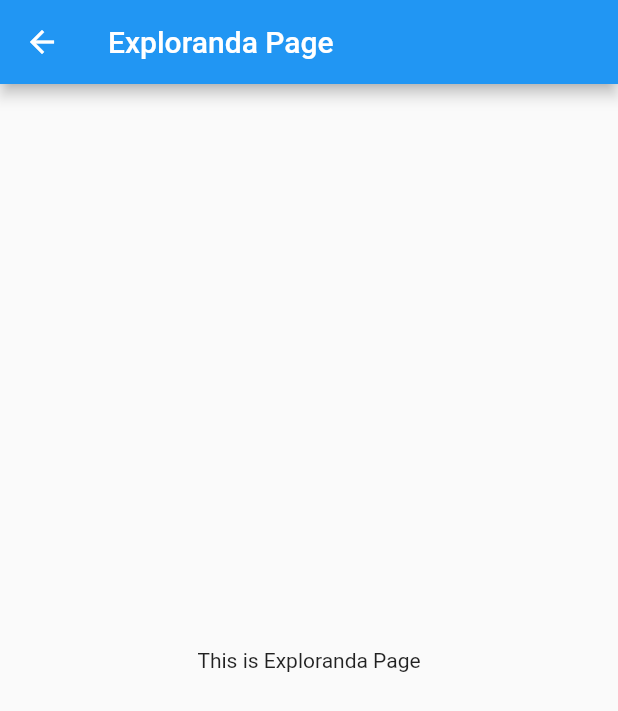
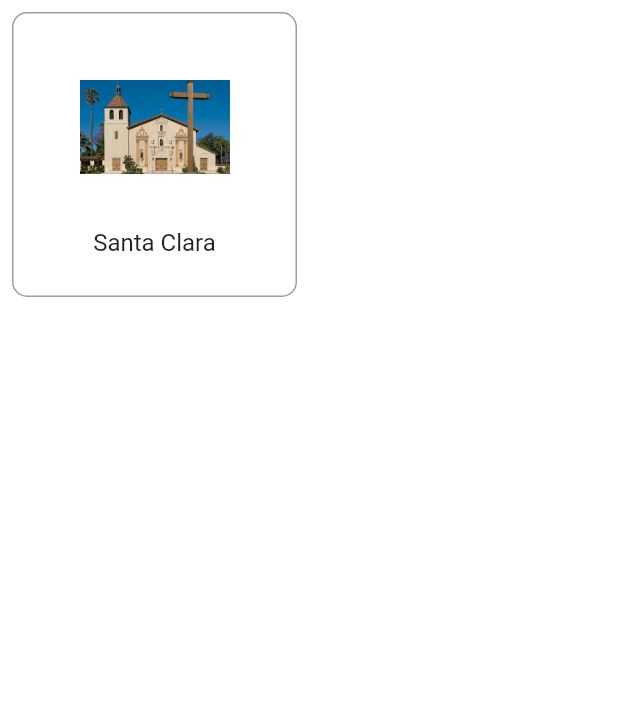
Before and after one commit to eshaanrathi2/3keys, a Flutter app: the ExplorandaPage screen opened directly, on a phone screen of 412 x 824 dp. Shown: the top 711 px of the screen. Run offline on Flutter 3.47's test engine with Material 2 defaults, Android fonts, the phone set to English and light mode, and no system bars; our stand-ins replace firebase_auth, firebase_core; accounts and stored records are empty; network calls fail.

Commit message:
feat: location tiles exploranda section popup to new page when clicked

```diff
--- /dev/null
+++ b/lib/data_models/loctions.dart
@@ -0,0 +1,15 @@
+import 'package:flutter/material.dart';
+
+class Location {
+  final String name;
+  final String imageUrl;
+  final int numOfPlayers;
+  final int keysFound;
+  final int totalKeys;
+
+  Location({required this.name, required this.imageUrl, required this.numOfPlayers, required this.keysFound, required this.totalKeys});
+}
+
+List<Location> locations = [
+  Location(name: "Santa Clara", imageUrl: "lib/assets/locations/santa-clara/scu-church.png", numOfPlayers: 25, keysFound: 10, totalKeys: 100),
+];
--- a/lib/pages/login_page.dart
+++ b/lib/pages/login_page.dart
@@ -322,10 +322,10 @@
                 const Row(
                   mainAxisAlignment: MainAxisAlignment.center,
                   children: [
-                    SquareGoogleButton(imagePath: "lib/images/google-logo.png"),
+                    SquareGoogleButton(imagePath: "lib/assets/auth_page/apple-logo.png"),
                     SizedBox(width: 20,),
 
-                    SquareGoogleButton(imagePath: "lib/images/apple-logo4 copy.png"),
+                    SquareGoogleButton(imagePath: "lib/assets/auth_page/google-logo.png"),
                 ],),
 
 
--- a/lib/pages/navigation/exploranda.dart
+++ b/lib/pages/navigation/exploranda.dart
@@ -1,4 +1,36 @@
 import 'package:flutter/material.dart';
+import 'package:project_3_keys/data_models/location_display.dart';
+
+import '../../data_models/loctions.dart';
+
+
+class LocationItem extends StatelessWidget {
+  final Location location;
+
+  LocationItem({required this.location});
+
+  @override
+  Widget build(BuildContext context) {
+    return Container(
+      margin: EdgeInsets.all(8.0),
+      padding: EdgeInsets.all(8.0),
+      decoration: BoxDecoration(
+        border: Border.all(color: Colors.grey),
+        borderRadius: BorderRadius.circular(10.0),
+      ),
+      child: Column(
+        mainAxisAlignment: MainAxisAlignment.spaceEvenly,
+        children: [
+          Image.asset(location.imageUrl, height: 100, width: 100),
+          Text(location.name, style: TextStyle(fontSize: 16.0)),
+          // Text("Rating: ${location.keysFound.toStringAsFixed(1)}"),
+        ],
+      ),
+    );
+  }
+}
+
+
 
 class ExplorandaPage extends StatelessWidget {
   const ExplorandaPage({super.key});
@@ -6,11 +38,30 @@
   @override
   Widget build(BuildContext context) {
     return Scaffold(
-      appBar: AppBar(
-        title: Text("Exploranda Page"),
-      ),
-      body: Center(
-        child: Text("This is Exploranda Page"),
+      backgroundColor: Colors.white,
+      // appBar: AppBar(
+      //   title: Text("Exploranda Page"),
+      // ),
+
+      body: GridView.builder(
+        gridDelegate: SliverGridDelegateWithFixedCrossAxisCount(
+          crossAxisCount: 2
+        ),
+        itemCount: locations.length,
+        itemBuilder: (context, index){
+          final location  = locations[index];
+          return GestureDetector(
+            onTap: () {
+              Navigator.push(
+                context,
+                MaterialPageRoute(
+                  builder: (context) => LocationDisplayPage(location: location),
+                )
+              );
+            },
+            child: LocationItem(location:location),
+          );
+        }
       ),
     );
   }
--- a/pubspec.yaml
+++ b/pubspec.yaml
@@ -64,7 +64,9 @@
   assets:
     # - images/a_dot_burr.jpeg
     # - images/a_dot_ham.jpeg
-    - lib/images/
+    - lib/assets/
+    - lib/assets/auth_page/
+    - lib/assets/locations/santa-clara/
 
   # An image asset can refer to one or more resolution-specific "variants", see
   # https://flutter.dev/assets-and-images/#resolution-aware
```
Also changed, not shown: lib/data_models/location_display.dart (added, +30 -0 lines), lib/assets/auth_page/apple-logo.png (renamed from lib/images/apple-logo4 copy.png), lib/assets/auth_page/google-logo.png (renamed from lib/images/google-logo.png), lib/assets/locations/santa-clara/scu-church.png (added), lib/images/apple-logo.png (deleted), lib/images/apple-logo2.png (deleted), lib/images/apple-logo3.png (deleted), lib/images/apple-logo4.png (deleted), lib/images/apple-logo5.png (deleted), lib/images/apple-logo6.png (deleted).
